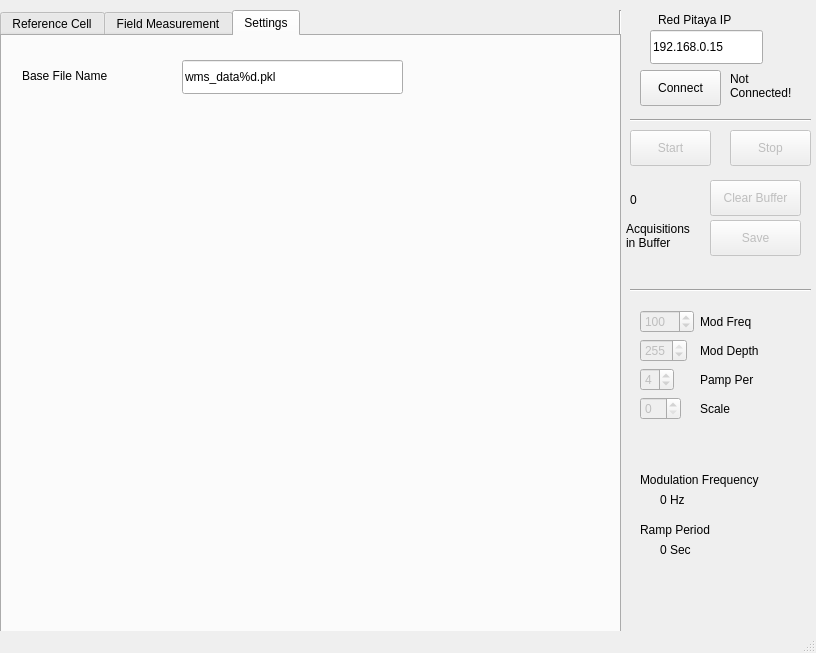
The window that python_client/mainwindow.ui (SIBOR/RedPitaya_wms) describes before a commit, drawn with Qt 5.
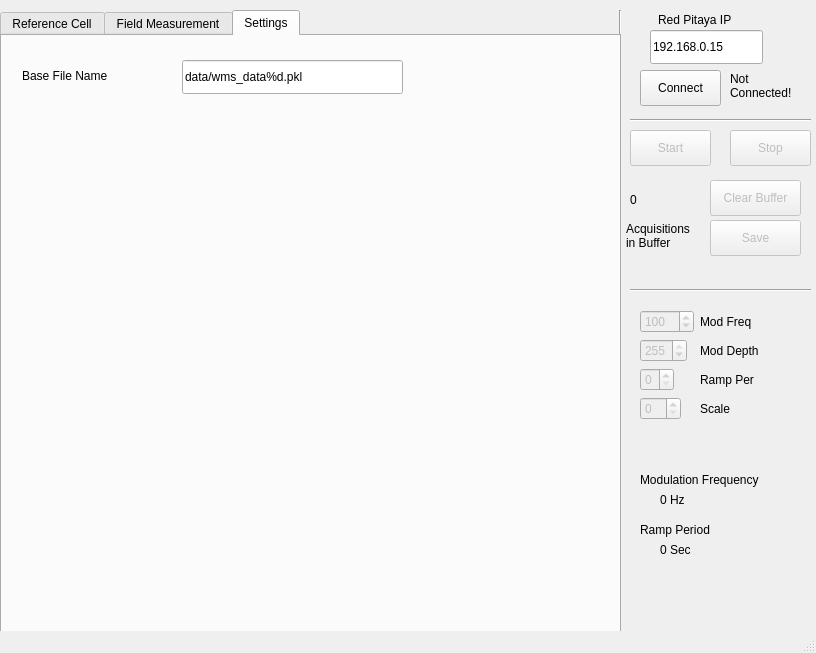
The same window after the commit. The open tabs and pages were chosen to show the change. Custom widgets are drawn as their Qt base class.

Commit message: Fixed timing setting initial control parameters. Added capability to change saved file name.

```diff
--- a/python_client/mainwindow.ui
+++ b/python_client/mainwindow.ui
@@ -237,7 +237,7 @@
         <number>8</number>
        </property>
        <property name="value">
-        <number>4</number>
+        <number>0</number>
        </property>
        <property name="displayIntegerBase">
         <number>10</number>
@@ -247,7 +247,7 @@
      <item row="2" column="1">
       <widget class="QLabel" name="label_4">
        <property name="text">
-        <string>Pamp Per</string>
+        <string>Ramp Per</string>
        </property>
       </widget>
      </item>
@@ -355,7 +355,7 @@
        </rect>
       </property>
       <property name="text">
-       <string>wms_data%d.pkl</string>
+       <string>data/wms_data%d.pkl</string>
       </property>
      </widget>
      <widget class="QLabel" name="label_9">
```
Left out of the diff: 2 changed lines with no effect on the pictures. The commit also changes 2 other files.
